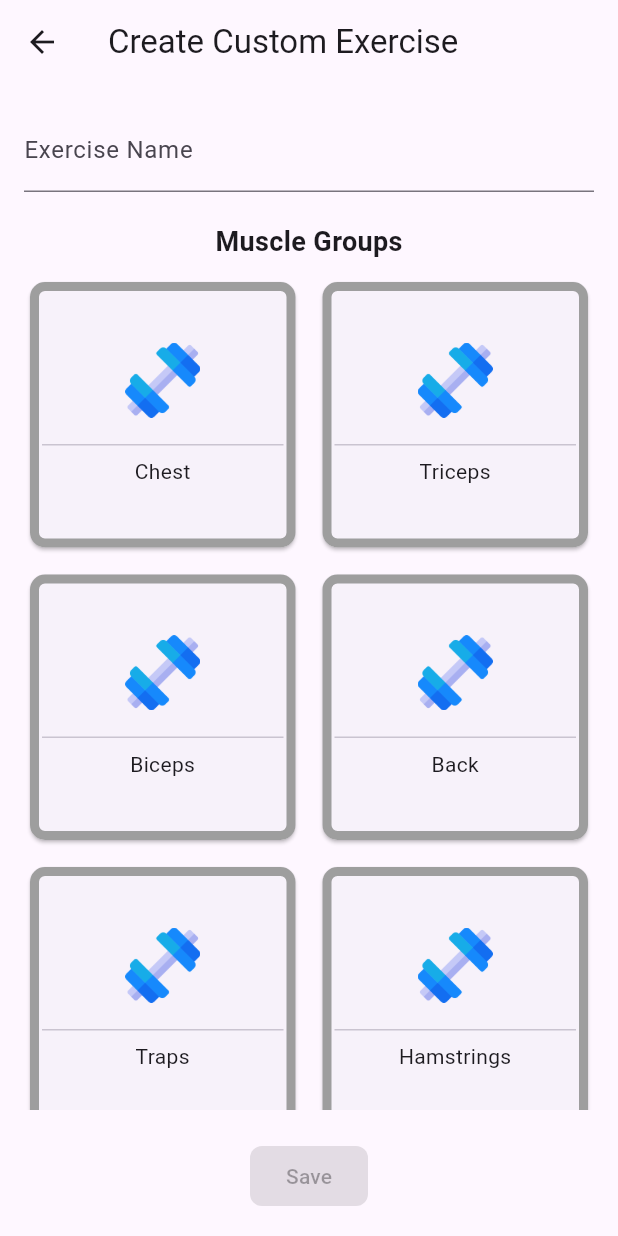
After one commit to AryamanDubey28/workout_app, a Flutter app: the CreateExerciseScreen screen opened directly, on a phone screen of 412 x 824 dp. The commit adds this screen. Run offline on Flutter 3.47's test engine with Material 3 defaults, Android fonts, the phone set to English and light mode, and no system bars; our stand-ins replace adaptive_dialog, community_charts_flutter, firebase_auth, firebase_core, get, image_picker and 1 more; accounts and stored records are empty; network calls fail.

Commit message:
make create custom exercise UI

```diff
--- /dev/null
+++ b/frontend/workout_tracker/lib/pages/homepage_pages/create_exercise_screen.dart
@@ -0,0 +1,126 @@
+import 'package:flutter/cupertino.dart';
+import 'package:flutter/material.dart';
+import 'package:workout_tracker/utilities/platform_specific_button.dart';
+
+class CreateExerciseScreen extends StatefulWidget {
+  const CreateExerciseScreen({super.key});
+
+  @override
+  _CreateExerciseScreenState createState() => _CreateExerciseScreenState();
+}
+
+class _CreateExerciseScreenState extends State<CreateExerciseScreen> {
+  final TextEditingController _exerciseNameController = TextEditingController();
+  final Set<String> _selectedMuscles = {};
+
+  final List<Map<String, String>> _muscleGroups = [
+    {'name': 'Chest', 'image': 'path/to/chest_image.png'},
+    {'name': 'Triceps', 'image': 'path/to/triceps_image.png'},
+    {'name': 'Biceps', 'image': 'path/to/biceps_image.png'},
+    {'name': 'Back', 'image': 'path/to/back_image.png'},
+    {'name': 'Traps', 'image': 'path/to/traps_image.png'},
+    {'name': 'Hamstrings', 'image': 'path/to/hamstrings_image.png'},
+    {'name': 'Quads', 'image': 'path/to/quads_image.png'},
+    {'name': 'Calves', 'image': 'path/to/calves_image.png'},
+  ];
+
+  void _toggleSelection(String muscle) {
+    setState(() {
+      if (_selectedMuscles.contains(muscle)) {
+        _selectedMuscles.remove(muscle);
+      } else {
+        _selectedMuscles.add(muscle);
+      }
+    });
+  }
+
+  void _saveExercise() {
+    if (_selectedMuscles.isNotEmpty &&
+        _exerciseNameController.text.isNotEmpty) {
+      Navigator.pop(context, 'Exercise Saved');
+    }
+  }
+
+  @override
+  Widget build(BuildContext context) {
+    return Scaffold(
+      appBar: AppBar(
+        title: const Text('Create Custom Exercise'),
+      ),
+      body: Padding(
+        padding: const EdgeInsets.all(16.0),
+        child: Column(
+          children: [
+            TextField(
+              controller: _exerciseNameController,
+              decoration: const InputDecoration(labelText: 'Exercise Name'),
+              onChanged: (text) {
+                setState(() {});
+              },
+            ),
+            const SizedBox(height: 20),
+            const Text(
+              'Muscle Groups',
+              style: TextStyle(fontSize: 18, fontWeight: FontWeight.bold),
+            ),
+            const SizedBox(height: 10),
+            Expanded(
+              child: GridView.builder(
+                gridDelegate: const SliverGridDelegateWithFixedCrossAxisCount(
+                  crossAxisCount: 2,
+                  mainAxisSpacing: 10.0,
+                  crossAxisSpacing: 10.0,
+                  childAspectRatio: 1.0, // More square aspect ratio
+                ),
+                itemCount: _muscleGroups.length,
+                itemBuilder: (context, index) {
+                  final muscle = _muscleGroups[index];
+                  final isSelected = _selectedMuscles.contains(muscle['name']);
+                  return GestureDetector(
+                    onTap: () => _toggleSelection(muscle['name']!),
+                    child: Card(
+                      shape: RoundedRectangleBorder(
+                        borderRadius: BorderRadius.circular(10.0),
+                        side: BorderSide(
+                          color: isSelected ? Colors.green : Colors.grey,
+                          width: 6.0, // Thicker border
+                        ),
+                      ),
+                      child: Padding(
+                        padding: const EdgeInsets.all(8.0),
+                        child: Column(
+                          mainAxisAlignment: MainAxisAlignment.center,
+                          children: [
+                            Image.asset('assets/images/gym-c.png',
+                                height: 50,
+                                width: 50), // Placeholder for images
+                            const SizedBox(height: 10),
+                            const Divider(),
+                            Text(
+                              muscle['name']!,
+                              textAlign: TextAlign.center,
+                              style: const TextStyle(fontSize: 14),
+                            ),
+                          ],
+                        ),
+                      ),
+                    ),
+                  );
+                },
+              ),
+            ),
+            const SizedBox(height: 20),
+            PlatformSpecificButton(
+              color: CupertinoColors.systemGreen,
+              onPressed: _selectedMuscles.isNotEmpty &&
+                      _exerciseNameController.text.isNotEmpty
+                  ? _saveExercise
+                  : null,
+              child: const Text('Save'),
+            ),
+          ],
+        ),
+      ),
+    );
+  }
+}
--- a/frontend/workout_tracker/lib/pages/homepage_pages/workout_display.dart
+++ b/frontend/workout_tracker/lib/pages/homepage_pages/workout_display.dart
@@ -1,5 +1,8 @@
+import 'package:flutter/cupertino.dart';
 import 'package:flutter/material.dart';
+import 'package:workout_tracker/pages/homepage_pages/create_exercise_screen.dart';
 import 'package:workout_tracker/pages/homepage_pages/exercise_card.dart';
+import 'package:workout_tracker/utilities/platform_specific_button.dart';
 
 class WorkoutDisplay extends StatelessWidget {
   final Map<String, dynamic> workout;
@@ -61,6 +64,19 @@ class WorkoutDisplay extends StatelessWidget {
                     title: 'Squat',
                     description: workout['squat_lunge'],
                   ),
+                  const SizedBox(height: 20),
+                  PlatformSpecificButton(
+                    color: CupertinoColors.systemGreen,
+                    onPressed: () {
+                      Navigator.push(
+                        context,
+                        MaterialPageRoute(
+                          builder: (context) => const CreateExerciseScreen(),
+                        ),
+                      );
+                    },
+                    child: const Text('Create Exercise'),
+                  ),
                 ],
               ),
             ),
--- a/frontend/workout_tracker/lib/utilities/platform_specific_button.dart
+++ b/frontend/workout_tracker/lib/utilities/platform_specific_button.dart
@@ -5,7 +5,7 @@ import 'dart:io' show Platform;
 class PlatformSpecificButton extends StatelessWidget {
   final Widget child;
   final Color color;
-  final VoidCallback onPressed;
+  final VoidCallback? onPressed;
 
   const PlatformSpecificButton(
       {super.key,
```
